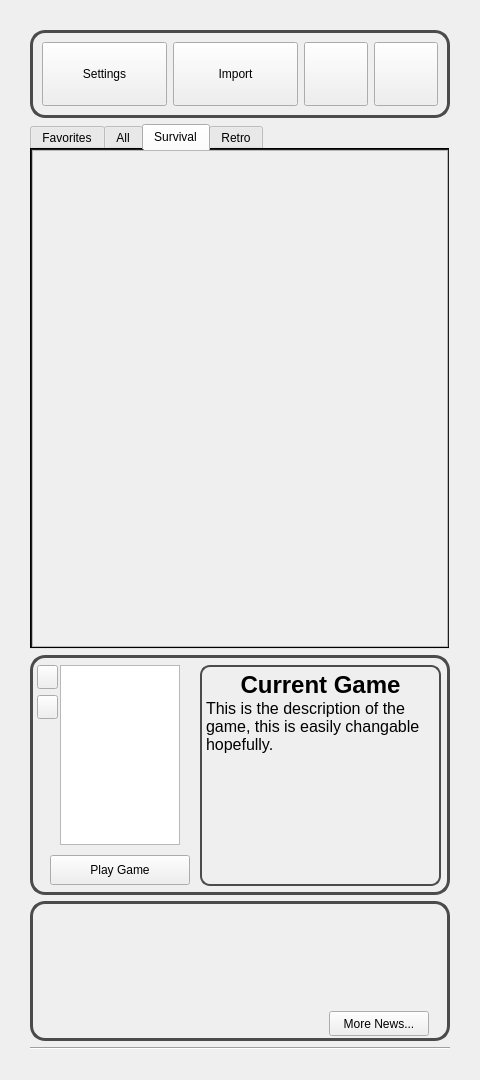
Old version of the form mainwindow.ui in the repository JforJake/GameLauncher.
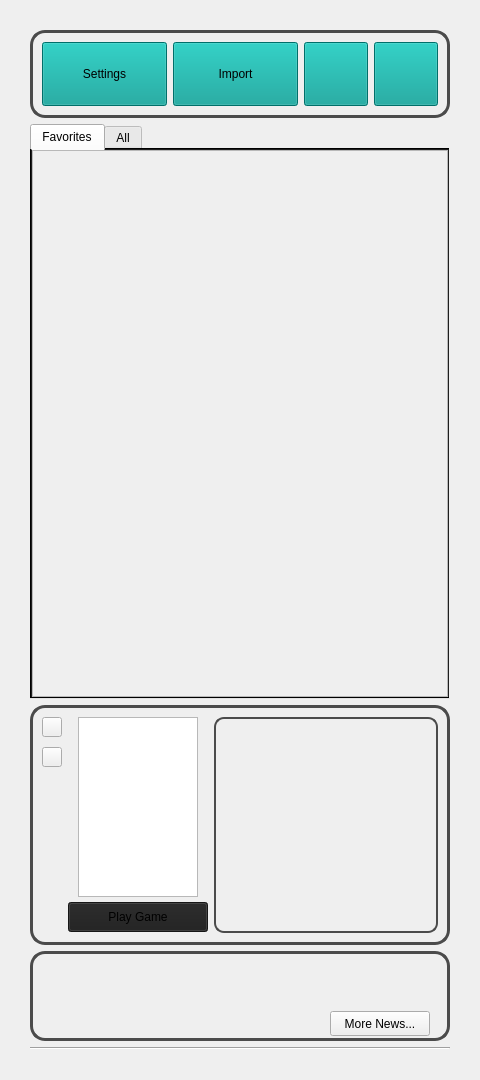
New version of the form. The open tabs and pages were chosen to show the change. Icons and pictures are not drawn.

What changed in the file:
```diff
--- a/mainwindow.ui
+++ b/mainwindow.ui
@@ -10,10 +10,16 @@
     <height>1080</height>
    </rect>
   </property>
+  <property name="minimumSize">
+   <size>
+    <width>360</width>
+    <height>720</height>
+   </size>
+  </property>
   <property name="maximumSize">
    <size>
-    <width>100000</width>
-    <height>100000</height>
+    <width>720</width>
+    <height>10000</height>
    </size>
   </property>
   <property name="mouseTracking">
@@ -43,13 +49,13 @@
      <widget class="QFrame" name="Buttons">
       <property name="minimumSize">
        <size>
-        <width>420</width>
+        <width>300</width>
         <height>50</height>
        </size>
       </property>
       <property name="maximumSize">
        <size>
-        <width>420</width>
+        <width>660</width>
         <height>100</height>
        </size>
       </property>
@@ -87,8 +93,7 @@
           </size>
          </property>
          <property name="styleSheet">
-          <string notr="true">background-color: palette(Button);
-color: palette(ButtonText);</string>
+          <string notr="true"/>
          </property>
          <property name="text">
           <string>Settings</string>
@@ -98,8 +103,8 @@
          </property>
          <property name="iconSize">
           <size>
-           <width>64</width>
-           <height>64</height>
+           <width>32</width>
+           <height>32</height>
           </size>
          </property>
         </widget>
@@ -113,8 +118,7 @@
           </size>
          </property>
          <property name="styleSheet">
-          <string notr="true">background-color: palette(Button);
-color: palette(ButtonText);</string>
+          <string notr="true"/>
          </property>
          <property name="text">
           <string>Import</string>
@@ -124,8 +128,8 @@
          </property>
          <property name="iconSize">
           <size>
-           <width>64</width>
-           <height>64</height>
+           <width>32</width>
+           <height>32</height>
           </size>
          </property>
         </widget>
@@ -145,8 +149,7 @@
           <bool>false</bool>
          </property>
          <property name="styleSheet">
-          <string notr="true">background-color: palette(Button);
-color: palette(ButtonText);</string>
+          <string notr="true"/>
          </property>
          <property name="text">
           <string/>
@@ -156,8 +159,8 @@
          </property>
          <property name="iconSize">
           <size>
-           <width>64</width>
-           <height>64</height>
+           <width>32</width>
+           <height>32</height>
           </size>
          </property>
          <property name="autoRepeat">
@@ -186,8 +189,7 @@
           <bool>false</bool>
          </property>
          <property name="styleSheet">
-          <string notr="true">background-color: palette(Button);
-color: palette(ButtonText);</string>
+          <string notr="true"/>
          </property>
          <property name="text">
           <string/>
@@ -197,8 +199,8 @@
          </property>
          <property name="iconSize">
           <size>
-           <width>64</width>
-           <height>64</height>
+           <width>32</width>
+           <height>32</height>
           </size>
          </property>
         </widget>
@@ -210,13 +212,13 @@
      <widget class="QTabWidget" name="Library">
       <property name="minimumSize">
        <size>
-        <width>420</width>
+        <width>300</width>
         <height>210</height>
        </size>
       </property>
       <property name="maximumSize">
        <size>
-        <width>420</width>
+        <width>660</width>
         <height>16777215</height>
        </size>
       </property>
@@ -397,7 +399,7 @@
              <x>0</x>
              <y>0</y>
              <width>414</width>
-             <height>493</height>
+             <height>543</height>
             </rect>
            </property>
           </widget>
@@ -441,95 +443,7 @@
              <x>0</x>
              <y>0</y>
              <width>414</width>
-             <height>493</height>
-            </rect>
-           </property>
-          </widget>
-         </widget>
-        </item>
-       </layout>
-      </widget>
-      <widget class="QWidget" name="SurvivalTab">
-       <property name="styleSheet">
-        <string notr="true">#scrollArea_3 {
-    background-color: transparent;
-    border: 3px solid #4B4B4B;
-    border-radius: 15px;
-}
-</string>
-       </property>
-       <attribute name="title">
-        <string>Survival</string>
-       </attribute>
-       <layout class="QVBoxLayout" name="verticalLayout_5">
-        <property name="leftMargin">
-         <number>0</number>
-        </property>
-        <property name="topMargin">
-         <number>0</number>
-        </property>
-        <property name="rightMargin">
-         <number>0</number>
-        </property>
-        <property name="bottomMargin">
-         <number>0</number>
-        </property>
-        <item>
-         <widget class="QScrollArea" name="SurvScrollArea">
-          <property name="widgetResizable">
-           <bool>true</bool>
-          </property>
-          <widget class="QWidget" name="scrollAreaWidgetContents_3">
-           <property name="geometry">
-            <rect>
-             <x>0</x>
-             <y>0</y>
-             <width>414</width>
-             <height>493</height>
-            </rect>
-           </property>
-          </widget>
-         </widget>
-        </item>
-       </layout>
-      </widget>
-      <widget class="QWidget" name="RetroTab">
-       <property name="styleSheet">
-        <string notr="true">#scrollArea_2 {
-    background-color: transparent;
-    border: 3px solid #4B4B4B;
-    border-radius: 15px;
-}
-</string>
-       </property>
-       <attribute name="title">
-        <string>Retro</string>
-       </attribute>
-       <layout class="QVBoxLayout" name="verticalLayout_4">
-        <property name="leftMargin">
-         <number>0</number>
-        </property>
-        <property name="topMargin">
-         <number>0</number>
-        </property>
-        <property name="rightMargin">
-         <number>0</number>
-        </property>
-        <property name="bottomMargin">
-         <number>0</number>
-        </property>
-        <item>
-         <widget class="QScrollArea" name="RetroScrollArea">
-          <property name="widgetResizable">
-           <bool>true</bool>
-          </property>
-          <widget class="QWidget" name="scrollAreaWidgetContents_2">
-           <property name="geometry">
-            <rect>
-             <x>0</x>
-             <y>0</y>
-             <width>414</width>
-             <height>493</height>
+             <height>543</height>
             </rect>
            </property>
           </widget>
@@ -543,13 +457,13 @@
      <widget class="QFrame" name="CurrentGame">
       <property name="minimumSize">
        <size>
-        <width>420</width>
+        <width>300</width>
         <height>240</height>
        </size>
       </property>
       <property name="maximumSize">
        <size>
-        <width>420</width>
+        <width>660</width>
         <height>240</height>
        </size>
       </property>
@@ -658,378 +572,402 @@
       <property name="frameShadow">
        <enum>QFrame::Shadow::Raised</enum>
       </property>
-      <widget class="QGraphicsView" name="CurrentGameLogo">
-       <property name="geometry">
-        <rect>
-         <x>30</x>
-         <y>10</y>
-         <width>120</width>
-         <height>180</height>
-        </rect>
-       </property>
-      </widget>
-      <widget class="QPushButton" name="PlayButton">
-       <property name="geometry">
-        <rect>
-         <x>20</x>
-         <y>200</y>
-         <width>140</width>
-         <height>30</height>
-        </rect>
-       </property>
-       <property name="palette">
-        <palette>
-         <active>
-          <colorrole role="Button">
-           <brush brushstyle="SolidPattern">
-            <color alpha="255">
-             <red>31</red>
-             <green>31</green>
-             <blue>31</blue>
-            </color>
-           </brush>
-          </colorrole>
-          <colorrole role="Text">
-           <brush brushstyle="SolidPattern">
-            <color alpha="255">
-             <red>0</red>
-             <green>0</green>
-             <blue>0</blue>
-            </color>
-           </brush>
-          </colorrole>
-          <colorrole role="BrightText">
-           <brush brushstyle="SolidPattern">
-            <color alpha="255">
-             <red>0</red>
-             <green>0</green>
-             <blue>0</blue>
-            </color>
-           </brush>
-          </colorrole>
-          <colorrole role="ButtonText">
-           <brush brushstyle="SolidPattern">
-            <color alpha="255">
-             <red>0</red>
-             <green>0</green>
-             <blue>0</blue>
-            </color>
-           </brush>
-          </colorrole>
-          <colorrole role="Base">
-           <brush brushstyle="SolidPattern">
-            <color alpha="255">
-             <red>31</red>
-             <green>31</green>
-             <blue>31</blue>
-            </color>
-           </brush>
-          </colorrole>
-          <colorrole role="Window">
-           <brush brushstyle="SolidPattern">
-            <color alpha="255">
-             <red>31</red>
-             <green>31</green>
-             <blue>31</blue>
-            </color>
-           </brush>
-          </colorrole>
-          <colorrole role="Highlight">
-           <brush brushstyle="SolidPattern">
-            <color alpha="255">
-             <red>31</red>
-             <green>155</green>
-             <blue>93</blue>
-            </color>
-           </brush>
-          </colorrole>
-         </active>
-         <inactive>
-          <colorrole role="Button">
-           <brush brushstyle="SolidPattern">
-            <color alpha="255">
-             <red>31</red>
-             <green>31</green>
-             <blue>31</blue>
-            </color>
-           </brush>
-          </colorrole>
-          <colorrole role="Text">
-           <brush brushstyle="SolidPattern">
-            <color alpha="255">
-             <red>0</red>
-             <green>0</green>
-             <blue>0</blue>
-            </color>
-           </brush>
-          </colorrole>
-          <colorrole role="BrightText">
-           <brush brushstyle="SolidPattern">
-            <color alpha="255">
-             <red>0</red>
-             <green>0</green>
-             <blue>0</blue>
-            </color>
-           </brush>
-          </colorrole>
-          <colorrole role="ButtonText">
-           <brush brushstyle="SolidPattern">
-            <color alpha="255">
-             <red>0</red>
-             <green>0</green>
-             <blue>0</blue>
-            </color>
-           </brush>
-          </colorrole>
-          <colorrole role="Base">
-           <brush brushstyle="SolidPattern">
-            <color alpha="255">
-             <red>31</red>
-             <green>31</green>
-             <blue>31</blue>
-            </color>
-           </brush>
-          </colorrole>
-          <colorrole role="Window">
-           <brush brushstyle="SolidPattern">
-            <color alpha="255">
-             <red>31</red>
-             <green>31</green>
-             <blue>31</blue>
-            </color>
-           </brush>
-          </colorrole>
-          <colorrole role="Highlight">
-           <brush brushstyle="SolidPattern">
-            <color alpha="255">
-             <red>31</red>
-             <green>155</green>
-             <blue>93</blue>
-            </color>
-           </brush>
-          </colorrole>
-         </inactive>
-         <disabled>
-          <colorrole role="Button">
-           <brush brushstyle="SolidPattern">
-            <color alpha="255">
-             <red>31</red>
-             <green>31</green>
-             <blue>31</blue>
-            </color>
-           </brush>
-          </colorrole>
-          <colorrole role="BrightText">
-           <brush brushstyle="SolidPattern">
-            <color alpha="255">
-             <red>0</red>
-             <green>0</green>
-             <blue>0</blue>
-            </color>
-           </brush>
-          </colorrole>
-          <colorrole role="Base">
-           <brush brushstyle="SolidPattern">
-            <color alpha="255">
-             <red>31</red>
-             <green>31</green>
-             <blue>31</blue>
-            </color>
-           </brush>
-          </colorrole>
-          <colorrole role="Window">
-           <brush brushstyle="SolidPattern">
-            <color alpha="255">
-             <red>31</red>
-             <green>31</green>
-             <blue>31</blue>
-            </color>
-           </brush>
-          </colorrole>
-          <colorrole role="Highlight">
-           <brush brushstyle="SolidPattern">
-            <color alpha="255">
-             <red>31</red>
-             <green>155</green>
-             <blue>93</blue>
-            </color>
-           </brush>
-          </colorrole>
-         </disabled>
-        </palette>
-       </property>
-       <property name="styleSheet">
-        <string notr="true">background-color: palette(Button);
-color: palette(ButtonText);</string>
-       </property>
-       <property name="text">
-        <string>Play Game</string>
-       </property>
-      </widget>
-      <widget class="QTextBrowser" name="CurrentGameInfo">
-       <property name="geometry">
-        <rect>
-         <x>170</x>
-         <y>10</y>
-         <width>241</width>
-         <height>221</height>
-        </rect>
-       </property>
-       <property name="styleSheet">
-        <string notr="true">background-color: transparent;
-border: 2px solid #4B4B4B;
-border-radius: 10px;</string>
-       </property>
-       <property name="html">
-        <string>&lt;!DOCTYPE HTML PUBLIC &quot;-//W3C//DTD HTML 4.0//EN&quot; &quot;http://www.w3.org/TR/REC-html40/strict.dtd&quot;&gt;
-&lt;html&gt;&lt;head&gt;&lt;meta name=&quot;qrichtext&quot; content=&quot;1&quot; /&gt;&lt;meta charset=&quot;utf-8&quot; /&gt;&lt;style type=&quot;text/css&quot;&gt;
-p, li { white-space: pre-wrap; }
-hr { height: 1px; border-width: 0; }
-li.unchecked::marker { content: &quot;\2610&quot;; }
-li.checked::marker { content: &quot;\2612&quot;; }
-&lt;/style&gt;&lt;/head&gt;&lt;body style=&quot; font-family:'Segoe UI'; font-size:9pt; font-weight:400; font-style:normal;&quot;&gt;
-&lt;p align=&quot;center&quot; style=&quot; margin-top:0px; margin-bottom:0px; margin-left:0px; margin-right:0px; -qt-block-indent:0; text-indent:0px;&quot;&gt;&lt;span style=&quot; font-size:18pt; font-weight:700;&quot;&gt;Current Game&lt;/span&gt;&lt;/p&gt;
-&lt;p style=&quot; margin-top:0px; margin-bottom:0px; margin-left:0px; margin-right:0px; -qt-block-indent:0; text-indent:0px;&quot;&gt;&lt;span style=&quot; font-size:12pt;&quot;&gt;This is the description of the game, this is easily changable hopefully.&lt;/span&gt;&lt;/p&gt;&lt;/body&gt;&lt;/html&gt;</string>
-       </property>
-      </widget>
-      <widget class="QPushButton" name="RemoveGameButton">
-       <property name="geometry">
-        <rect>
-         <x>7</x>
-         <y>10</y>
-         <width>21</width>
-         <height>24</height>
-        </rect>
-       </property>
-       <property name="toolTip">
-        <string>Remove current game from application (will return on import)</string>
-       </property>
-       <property name="styleSheet">
-        <string notr="true">background-color: palette(Button);
-color: palette(ButtonText);</string>
-       </property>
-       <property name="text">
-        <string/>
-       </property>
-       <property name="icon">
-        <iconset theme="QIcon::ThemeIcon::EditClear"/>
-       </property>
-      </widget>
-      <widget class="QPushButton" name="FavGameButton">
-       <property name="geometry">
-        <rect>
-         <x>7</x>
-         <y>40</y>
-         <width>21</width>
-         <height>24</height>
-        </rect>
-       </property>
-       <property name="toolTip">
-        <string>Remove current game from application (will return on import)</string>
-       </property>
-       <property name="styleSheet">
-        <string notr="true">background-color: palette(Button);
-color: palette(ButtonText);</string>
-       </property>
-       <property name="text">
-        <string/>
-       </property>
-       <property name="icon">
-        <iconset theme="emblem-favorite"/>
-       </property>
-       <property name="checkable">
-        <bool>true</bool>
-       </property>
-       <property name="checked">
-        <bool>false</bool>
-       </property>
-      </widget>
-      <widget class="QWidget" name="verticalLayoutWidget">
-       <property name="geometry">
-        <rect>
-         <x>180</x>
-         <y>20</y>
-         <width>221</width>
-         <height>201</height>
-        </rect>
-       </property>
-       <layout class="QVBoxLayout" name="verticalLayout_6">
-        <item>
-         <widget class="QLabel" name="gameName">
-          <property name="sizePolicy">
-           <sizepolicy hsizetype="Expanding" vsizetype="Minimum">
-            <horstretch>0</horstretch>
-            <verstretch>0</verstretch>
-           </sizepolicy>
+      <layout class="QHBoxLayout" name="horizontalLayout">
+       <item>
+        <widget class="QFrame" name="GameButtons">
+         <property name="minimumSize">
+          <size>
+           <width>20</width>
+           <height>0</height>
+          </size>
+         </property>
+         <property name="maximumSize">
+          <size>
+           <width>20</width>
+           <height>16777215</height>
+          </size>
+         </property>
+         <property name="styleSheet">
+          <string notr="true">#GameButtons {
+	background-color: transparent;
+	border: transparent;
+}</string>
+         </property>
+         <property name="frameShape">
+          <enum>QFrame::Shape::StyledPanel</enum>
+         </property>
+         <property name="frameShadow">
+          <enum>QFrame::Shadow::Raised</enum>
+         </property>
+         <widget class="QPushButton" name="FavGameButton">
+          <property name="geometry">
+           <rect>
+            <x>0</x>
+            <y>30</y>
+            <width>20</width>
+            <height>20</height>
+           </rect>
           </property>
           <property name="styleSheet">
-           <string notr="true">font-size: 16pt;
-font-weight: bold;
-white-space: nowrap;
-overflow: hidden;
-text-overflow: ellipsis;</string>
+           <string notr="true"/>
           </property>
           <property name="text">
            <string/>
           </property>
-          <property name="textFormat">
-           <enum>Qt::TextFormat::RichText</enum>
+          <property name="icon">
+           <iconset theme="emblem-favorite"/>
           </property>
-          <property name="scaledContents">
+          <property name="checkable">
            <bool>false</bool>
           </property>
-          <property name="alignment">
-           <set>Qt::AlignmentFlag::AlignHCenter|Qt::AlignmentFlag::AlignTop</set>
+          <property name="checked">
+           <bool>false</bool>
           </property>
-          <property name="wordWrap">
-           <bool>true</bool>
-          </property>
-          <property name="textInteractionFlags">
-           <set>Qt::TextInteractionFlag::NoTextInteraction</set>
-          </property>
          </widget>
-        </item>
-        <item>
-         <widget class="QLabel" name="gameDesc">
-          <property name="sizePolicy">
-           <sizepolicy hsizetype="Expanding" vsizetype="Expanding">
-            <horstretch>0</horstretch>
-            <verstretch>0</verstretch>
-           </sizepolicy>
+         <widget class="QPushButton" name="RemoveGameButton">
+          <property name="geometry">
+           <rect>
+            <x>0</x>
+            <y>0</y>
+            <width>20</width>
+            <height>20</height>
+           </rect>
           </property>
           <property name="styleSheet">
-           <string notr="true">font-size: 10pt;
-white-space: nowrap;
-overflow: hidden;
-text-overflow: ellipsis;</string>
+           <string notr="true"/>
           </property>
           <property name="text">
            <string/>
           </property>
-          <property name="alignment">
-           <set>Qt::AlignmentFlag::AlignLeading|Qt::AlignmentFlag::AlignLeft|Qt::AlignmentFlag::AlignTop</set>
+          <property name="icon">
+           <iconset theme="QIcon::ThemeIcon::EditClear"/>
           </property>
-          <property name="wordWrap">
-           <bool>true</bool>
+         </widget>
+        </widget>
+       </item>
+       <item>
+        <widget class="QFrame" name="GameLogo">
+         <property name="minimumSize">
+          <size>
+           <width>140</width>
+           <height>0</height>
+          </size>
+         </property>
+         <property name="maximumSize">
+          <size>
+           <width>140</width>
+           <height>16777215</height>
+          </size>
+         </property>
+         <property name="styleSheet">
+          <string notr="true">#GameLogo {
+	background-color: transparent;
+	border: transparent;
+}</string>
+         </property>
+         <property name="frameShape">
+          <enum>QFrame::Shape::StyledPanel</enum>
+         </property>
+         <property name="frameShadow">
+          <enum>QFrame::Shadow::Raised</enum>
+         </property>
+         <widget class="QPushButton" name="PlayButton">
+          <property name="geometry">
+           <rect>
+            <x>0</x>
+            <y>185</y>
+            <width>140</width>
+            <height>30</height>
+           </rect>
           </property>
+          <property name="palette">
+           <palette>
+            <active>
+             <colorrole role="Button">
+              <brush brushstyle="SolidPattern">
+               <color alpha="255">
+                <red>31</red>
+                <green>31</green>
+                <blue>31</blue>
+               </color>
+              </brush>
+             </colorrole>
+             <colorrole role="Text">
+              <brush brushstyle="SolidPattern">
+               <color alpha="255">
+                <red>0</red>
+                <green>0</green>
+                <blue>0</blue>
+               </color>
+              </brush>
+             </colorrole>
+             <colorrole role="BrightText">
+              <brush brushstyle="SolidPattern">
+               <color alpha="255">
+                <red>0</red>
+                <green>0</green>
+                <blue>0</blue>
+               </color>
+              </brush>
+             </colorrole>
+             <colorrole role="ButtonText">
+              <brush brushstyle="SolidPattern">
+               <color alpha="255">
+                <red>0</red>
+                <green>0</green>
+                <blue>0</blue>
+               </color>
+              </brush>
+             </colorrole>
+             <colorrole role="Base">
+              <brush brushstyle="SolidPattern">
+               <color alpha="255">
+                <red>31</red>
+                <green>31</green>
+                <blue>31</blue>
+               </color>
+              </brush>
+             </colorrole>
+             <colorrole role="Window">
+              <brush brushstyle="SolidPattern">
+               <color alpha="255">
+                <red>31</red>
+                <green>31</green>
+                <blue>31</blue>
+               </color>
+              </brush>
+             </colorrole>
+             <colorrole role="Highlight">
+              <brush brushstyle="SolidPattern">
+               <color alpha="255">
+                <red>31</red>
+                <green>155</green>
+                <blue>93</blue>
+               </color>
+              </brush>
+             </colorrole>
+            </active>
+            <inactive>
+             <colorrole role="Button">
+              <brush brushstyle="SolidPattern">
+               <color alpha="255">
+                <red>31</red>
+                <green>31</green>
+                <blue>31</blue>
+               </color>
+              </brush>
+             </colorrole>
+             <colorrole role="Text">
+              <brush brushstyle="SolidPattern">
+               <color alpha="255">
+                <red>0</red>
+                <green>0</green>
+                <blue>0</blue>
+               </color>
+              </brush>
+             </colorrole>
+             <colorrole role="BrightText">
+              <brush brushstyle="SolidPattern">
+               <color alpha="255">
+                <red>0</red>
+                <green>0</green>
+                <blue>0</blue>
+               </color>
+              </brush>
+             </colorrole>
+             <colorrole role="ButtonText">
+              <brush brushstyle="SolidPattern">
+               <color alpha="255">
+                <red>0</red>
+                <green>0</green>
+                <blue>0</blue>
+               </color>
+              </brush>
+             </colorrole>
+             <colorrole role="Base">
+              <brush brushstyle="SolidPattern">
+               <color alpha="255">
+                <red>31</red>
+                <green>31</green>
+                <blue>31</blue>
+               </color>
+              </brush>
+             </colorrole>
+             <colorrole role="Window">
+              <brush brushstyle="SolidPattern">
+               <color alpha="255">
+                <red>31</red>
+                <green>31</green>
+                <blue>31</blue>
+               </color>
+              </brush>
+             </colorrole>
+             <colorrole role="Highlight">
+              <brush brushstyle="SolidPattern">
+               <color alpha="255">
+                <red>31</red>
+                <green>155</green>
+                <blue>93</blue>
+               </color>
+              </brush>
+             </colorrole>
+            </inactive>
+            <disabled>
+             <colorrole role="Button">
+              <brush brushstyle="SolidPattern">
+               <color alpha="255">
+                <red>31</red>
+                <green>31</green>
+                <blue>31</blue>
+               </color>
+              </brush>
+             </colorrole>
+             <colorrole role="BrightText">
+              <brush brushstyle="SolidPattern">
+               <color alpha="255">
+                <red>0</red>
+                <green>0</green>
+                <blue>0</blue>
+               </color>
+              </brush>
+             </colorrole>
+             <colorrole role="Base">
+              <brush brushstyle="SolidPattern">
+               <color alpha="255">
+                <red>31</red>
+                <green>31</green>
+                <blue>31</blue>
+               </color>
+              </brush>
+             </colorrole>
+             <colorrole role="Window">
+              <brush brushstyle="SolidPattern">
+               <color alpha="255">
+                <red>31</red>
+                <green>31</green>
+                <blue>31</blue>
+               </color>
+              </brush>
+             </colorrole>
+             <colorrole role="Highlight">
+              <brush brushstyle="SolidPattern">
+               <color alpha="255">
+                <red>31</red>
+                <green>155</green>
+                <blue>93</blue>
+               </color>
+              </brush>
+             </colorrole>
+            </disabled>
+           </palette>
+          </property>
+          <property name="styleSheet">
+           <string notr="true"/>
+          </property>
+          <property name="text">
+           <string>Play Game</string>
+          </property>
          </widget>
-        </item>
-       </layout>
-      </widget>
+         <widget class="QGraphicsView" name="CurrentGameLogo">
+          <property name="geometry">
+           <rect>
+            <x>10</x>
+            <y>0</y>
+            <width>120</width>
+            <height>180</height>
+           </rect>
+          </property>
+         </widget>
+        </widget>
+       </item>
+       <item>
+        <widget class="QFrame" name="CurrentGameInfo">
+         <property name="styleSheet">
+          <string notr="true">#CurrentGameInfo {
+	background-color: transparent;
+	border: 2px solid #4B4B4B;
+	border-radius: 10px;
+}</string>
+         </property>
+         <property name="frameShape">
+          <enum>QFrame::Shape::StyledPanel</enum>
+         </property>
+         <property name="frameShadow">
+          <enum>QFrame::Shadow::Raised</enum>
+         </property>
+         <layout class="QVBoxLayout" name="verticalLayout_4">
+          <item>
+           <widget class="QLabel" name="gameName">
+            <property name="sizePolicy">
+             <sizepolicy hsizetype="Expanding" vsizetype="Minimum">
+              <horstretch>0</horstretch>
+              <verstretch>0</verstretch>
+             </sizepolicy>
+            </property>
+            <property name="styleSheet">
+             <string notr="true">font-size: 16pt;
+font-weight: bold;</string>
+            </property>
+            <property name="text">
+             <string/>
+            </property>
+            <property name="textFormat">
+             <enum>Qt::TextFormat::RichText</enum>
+            </property>
+            <property name="scaledContents">
+             <bool>false</bool>
+            </property>
+            <property name="alignment">
+             <set>Qt::AlignmentFlag::AlignHCenter|Qt::AlignmentFlag::AlignTop</set>
+            </property>
+            <property name="wordWrap">
+             <bool>true</bool>
+            </property>
+            <property name="textInteractionFlags">
+             <set>Qt::TextInteractionFlag::NoTextInteraction</set>
+            </property>
+           </widget>
+          </item>
+          <item>
+           <widget class="QLabel" name="gameDesc">
+            <property name="sizePolicy">
+             <sizepolicy hsizetype="Expanding" vsizetype="Expanding">
+              <horstretch>0</horstretch>
+              <verstretch>0</verstretch>
+             </sizepolicy>
+            </property>
+            <property name="styleSheet">
+             <string notr="true">font-size: 10pt;</string>
+            </property>
+            <property name="text">
+             <string/>
+            </property>
+            <property name="alignment">
+             <set>Qt::AlignmentFlag::AlignLeading|Qt::AlignmentFlag::AlignLeft|Qt::AlignmentFlag::AlignTop</set>
+            </property>
+            <property name="wordWrap">
+             <bool>true</bool>
+            </property>
+           </widget>
+          </item>
+         </layout>
+        </widget>
+       </item>
+      </layout>
      </widget>
     </item>
     <item>
      <widget class="QFrame" name="News">
       <property name="minimumSize">
        <size>
-        <width>420</width>
-        <height>140</height>
+        <width>300</width>
+        <height>90</height>
        </size>
       </property>
       <property name="maximumSize">
        <size>
-        <width>420</width>
-        <height>140</height>
+        <width>660</width>
+        <height>90</height>
        </size>
       </property>
       <property name="styleSheet">
@@ -1049,8 +987,8 @@
       <widget class="QPushButton" name="MoreNewsButton">
        <property name="geometry">
         <rect>
-         <x>299</x>
-         <y>110</y>
+         <x>300</x>
+         <y>60</y>
          <width>100</width>
          <height>25</height>
         </rect>
```
Left out of the diff: 12 changed lines with no effect on the pictures.
